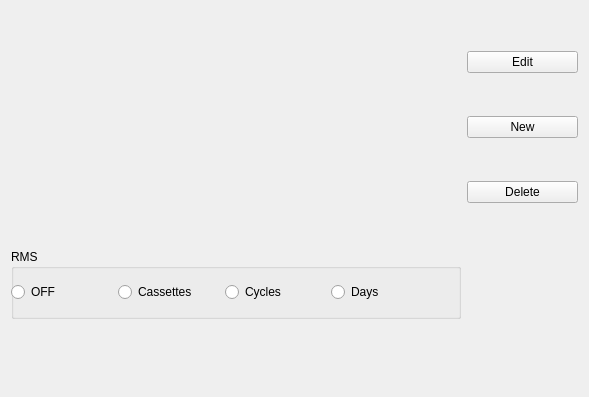
Above: HimalayaMain/Gui/Components/Reagents/Forms/ReagentsWidget.ui from Liyezhong/Master before the change. Below: the same form after it.
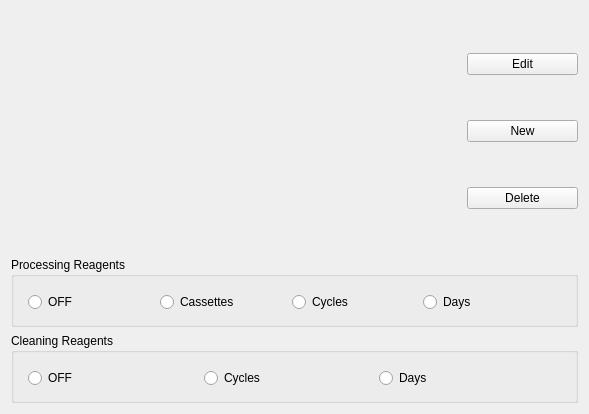
That is the form after the change. Custom widgets are drawn as their Qt base class.

```diff
--- a/HimalayaMain/Gui/Components/Reagents/Forms/ReagentsWidget.ui
+++ b/HimalayaMain/Gui/Components/Reagents/Forms/ReagentsWidget.ui
@@ -25,13 +25,15 @@
   <property name="windowTitle">
    <string>Form</string>
   </property>
-  <layout class="QGridLayout" name="gridLayout">
-   <item row="0" column="0">
+  <layout class="QVBoxLayout" name="verticalLayout_2">
+   <item>
+    <layout class="QHBoxLayout" name="horizontalLayout_3">
+     <item>
     <widget class="MainMenu::CScrollTable" name="scrollTable" native="true">
      <property name="minimumSize">
       <size>
        <width>450</width>
-       <height>0</height>
+         <height>240</height>
       </size>
      </property>
      <property name="maximumSize">
@@ -40,9 +42,10 @@
        <height>16777215</height>
       </size>
      </property>
-    </widget>
-   </item>
-   <item row="0" column="1" colspan="2">
+       <zorder>groupRMS</zorder>
+      </widget>
+     </item>
+     <item>
     <layout class="QVBoxLayout" name="verticalLayout">
      <property name="spacing">
       <number>3</number>
@@ -131,20 +134,9 @@
      </item>
     </layout>
    </item>
-   <item row="2" column="0">
-    <spacer name="verticalSpacer_6">
-     <property name="orientation">
-      <enum>Qt::Vertical</enum>
-     </property>
-     <property name="sizeHint" stdset="0">
-      <size>
-       <width>20</width>
-       <height>40</height>
-      </size>
-     </property>
-    </spacer>
+    </layout>
    </item>
-   <item row="1" column="0">
+   <item>
     <widget class="QGroupBox" name="groupRMS">
      <property name="minimumSize">
       <size>
@@ -153,15 +145,15 @@
       </size>
      </property>
      <property name="title">
-      <string>RMS</string>
+      <string>Processing Reagents</string>
      </property>
      <widget class="QWidget" name="horizontalLayoutWidget">
       <property name="geometry">
        <rect>
-        <x>0</x>
-        <y>23</y>
-        <width>421</width>
-        <height>40</height>
+        <x>17</x>
+        <y>25</y>
+        <width>521</width>
+        <height>41</height>
        </rect>
       </property>
       <layout class="QHBoxLayout" name="horizontalLayout">
@@ -199,18 +191,51 @@
      <zorder>verticalSpacer</zorder>
     </widget>
    </item>
-   <item row="1" column="1">
-    <spacer name="verticalSpacer">
-     <property name="orientation">
-      <enum>Qt::Vertical</enum>
-     </property>
-     <property name="sizeHint" stdset="0">
+   <item>
+    <widget class="QGroupBox" name="groupRMS_2">
+     <property name="minimumSize">
       <size>
-       <width>20</width>
-       <height>12</height>
+       <width>0</width>
+       <height>70</height>
       </size>
      </property>
-    </spacer>
+     <property name="title">
+      <string>Cleaning Reagents</string>
+     </property>
+     <widget class="QWidget" name="horizontalLayoutWidget_2">
+      <property name="geometry">
+       <rect>
+        <x>17</x>
+        <y>25</y>
+        <width>521</width>
+        <height>41</height>
+       </rect>
+      </property>
+      <layout class="QHBoxLayout" name="horizontalLayout_4">
+       <item>
+        <widget class="QRadioButton" name="radioOff1">
+         <property name="text">
+          <string>OFF</string>
+         </property>
+        </widget>
+       </item>
+       <item>
+        <widget class="QRadioButton" name="radioCycles1">
+         <property name="text">
+          <string>Cycles</string>
+         </property>
+        </widget>
+       </item>
+       <item>
+        <widget class="QRadioButton" name="radioDays1">
+         <property name="text">
+          <string>Days</string>
+         </property>
+        </widget>
+       </item>
+      </layout>
+     </widget>
+    </widget>
    </item>
   </layout>
  </widget>
```
Left out of the diff: 2 changed lines with no effect on the pictures. Lines whose indentation alone changed are shown as unchanged.
